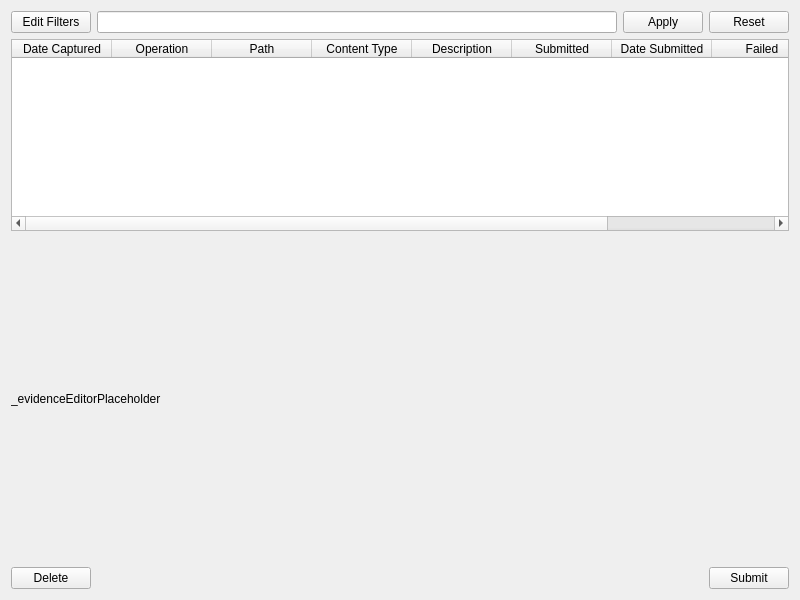
First picture: the form in src/forms/evidence/evidencemanager.ui, repository ashirt-ops/ashirt, before the edit.
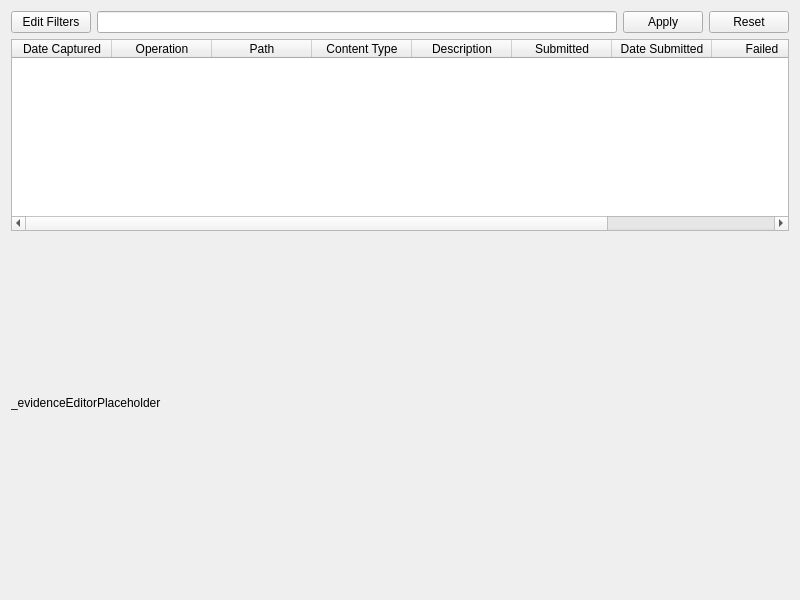
Second picture: the form after the edit.

Commit message: replace submit/delete buttons with context menu

Patch:
```diff
--- a/src/forms/evidence/evidencemanager.ui
+++ b/src/forms/evidence/evidencemanager.ui
@@ -39,16 +39,6 @@
      </property>
     </spacer>
    </item>
-   <item row="5" column="1">
-    <widget class="QPushButton" name="deleteEvidenceButton">
-     <property name="text">
-      <string>Delete</string>
-     </property>
-     <property name="autoDefault">
-      <bool>false</bool>
-     </property>
-    </widget>
-   </item>
    <item row="3" column="1" colspan="5">
     <widget class="QLabel" name="_evidenceEditorPlaceholder">
      <property name="sizePolicy">
@@ -177,16 +167,6 @@
      </column>
     </widget>
    </item>
-   <item row="5" column="5">
-    <widget class="QPushButton" name="submitEvidenceButton">
-     <property name="text">
-      <string>Submit</string>
-     </property>
-     <property name="autoDefault">
-      <bool>false</bool>
-     </property>
-    </widget>
-   </item>
   </layout>
  </widget>
  <tabstops>
```
The commit also changes 2 other files.
